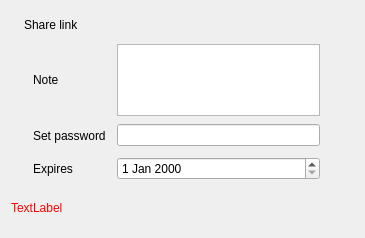
This is src/gui/sharelinkwidget.ui in nextmcloud/desktop as Qt 5 draws it before an edit. The edited form follows.
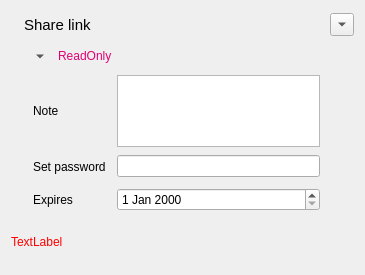
This is the edited form. Icons and pictures are not drawn. Custom widgets are drawn as their Qt base class.

Diff of the .ui file:
```diff
--- a/src/gui/sharelinkwidget.ui
+++ b/src/gui/sharelinkwidget.ui
@@ -7,7 +7,7 @@
     <x>0</x>
     <y>0</y>
     <width>365</width>
-    <height>238</height>
+    <height>275</height>
    </rect>
   </property>
   <property name="sizePolicy">
@@ -34,6 +34,12 @@
      </item>
      <item>
       <widget class="QLabel" name="shareLinkLabel">
+       <property name="font">
+        <font>
+         <family>Segoe UI</family>
+         <pointsize>11</pointsize>
+        </font>
+       </property>
        <property name="text">
         <string>Share link</string>
        </property>
@@ -101,7 +107,7 @@
      <item>
       <widget class="QToolButton" name="shareLinkToolButton">
        <property name="enabled">
-        <bool>false</bool>
+        <bool>true</bool>
        </property>
        <property name="sizePolicy">
         <sizepolicy hsizetype="Fixed" vsizetype="Fixed">
@@ -109,6 +115,9 @@
          <verstretch>0</verstretch>
         </sizepolicy>
        </property>
+       <property name="layoutDirection">
+        <enum>Qt::LeftToRight</enum>
+       </property>
        <property name="icon">
         <iconset resource="../../theme.qrc">
          <normaloff>:/client/theme/more.svg</normaloff>:/client/theme/more.svg</iconset>
@@ -116,8 +125,76 @@
        <property name="popupMode">
         <enum>QToolButton::InstantPopup</enum>
        </property>
+       <property name="toolButtonStyle">
+        <enum>Qt::ToolButtonIconOnly</enum>
+       </property>
+       <property name="autoRaise">
+        <bool>false</bool>
+       </property>
+       <property name="arrowType">
+        <enum>Qt::DownArrow</enum>
+       </property>
+      </widget>
+     </item>
+    </layout>
+   </item>
+   <item>
+    <layout class="QHBoxLayout" name="horizontalLayout_3">
+     <item>
+      <spacer name="horizontalSpacer_3">
+       <property name="orientation">
+        <enum>Qt::Horizontal</enum>
+       </property>
+       <property name="sizeType">
+        <enum>QSizePolicy::Fixed</enum>
+       </property>
+       <property name="sizeHint" stdset="0">
+        <size>
+         <width>17</width>
+         <height>25</height>
+        </size>
+       </property>
+      </spacer>
+     </item>
+     <item>
+      <widget class="QToolButton" name="permissionsMenu">
+       <property name="layoutDirection">
+        <enum>Qt::RightToLeft</enum>
+       </property>
+       <property name="icon">
+        <iconset resource="../../theme.qrc">
+         <normaloff>:/client/theme/more.svg</normaloff>:/client/theme/more.svg</iconset>
+       </property>
+       <property name="checkable">
+        <bool>false</bool>
+       </property>
        <property name="autoRaise">
         <bool>true</bool>
+       </property>
+       <property name="arrowType">
+        <enum>Qt::DownArrow</enum>
+       </property>
+      </widget>
+     </item>
+     <item>
+      <widget class="OCC::ElidedLabel" name="currentPermissions">
+       <property name="sizePolicy">
+        <sizepolicy hsizetype="Expanding" vsizetype="Maximum">
+         <horstretch>0</horstretch>
+         <verstretch>0</verstretch>
+        </sizepolicy>
+       </property>
+       <property name="styleSheet">
+        <string notr="true">color:#e20074;</string>
+       </property>
+       <property name="text">
+        <string>ReadOnly</string>
+       </property>
+       <property name="textFormat">
+        <enum>Qt::PlainText</enum>
+       </property>
+       <property name="alignment">
+        <set>Qt::AlignLeading|Qt::AlignLeft|Qt::AlignVCenter</set>
        </property>
       </widget>
      </item>
@@ -410,6 +487,11 @@
    <header>QProgressIndicator.h</header>
    <container>1</container>
   </customwidget>
+  <customwidget>
+   <class>OCC::ElidedLabel</class>
+   <extends>QLabel</extends>
+   <header>elidedlabel.h</header>
+  </customwidget>
  </customwidgets>
  <resources>
   <include location="../../theme.qrc"/>
```
Left out of the diff: 17 changed lines with no effect on the pictures.
